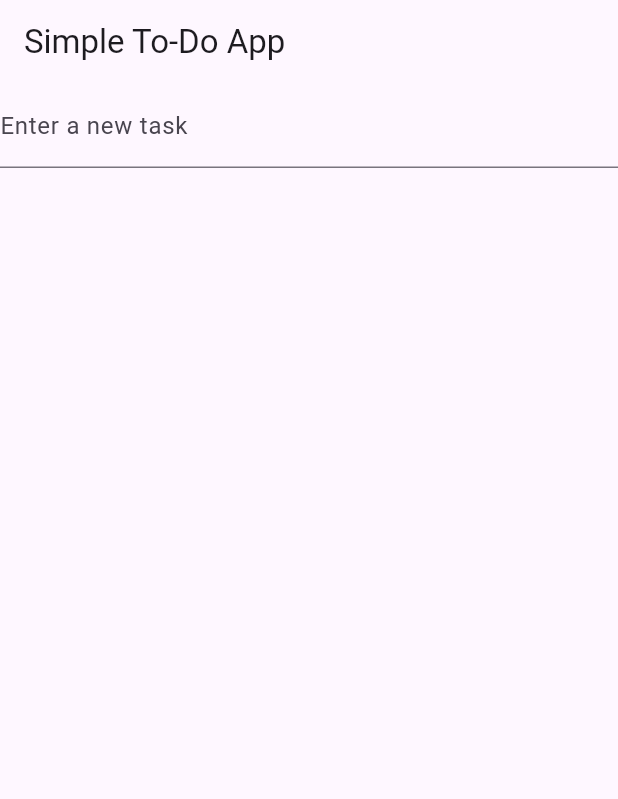
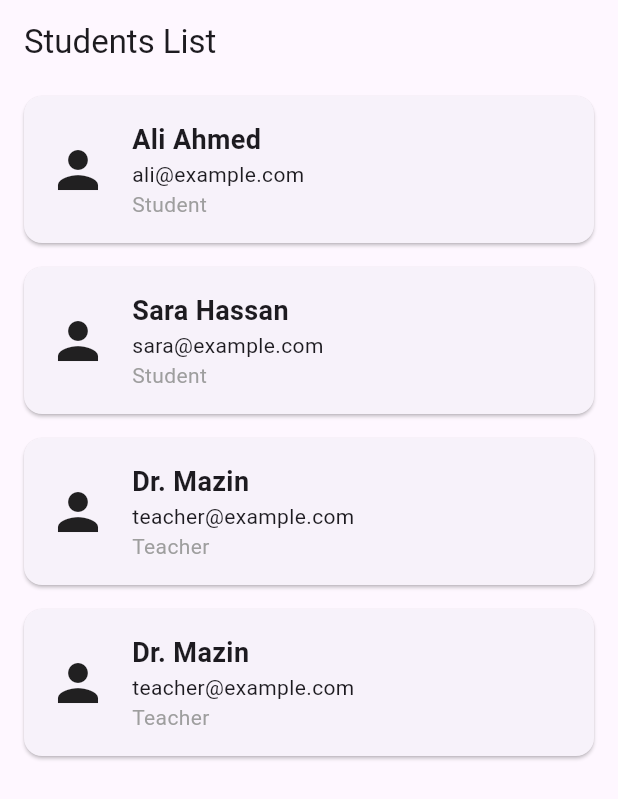
Before and after one commit to malkthere/mad_lesson01_2425, a Flutter app: the screen it shows after launch, on a phone screen of 412 x 824 dp. Shown: the top 799 px of the screen. Run offline on Flutter 3.47's test engine with Material 3 defaults, Android fonts, the phone set to English and light mode, and no system bars.

Commit message:
lesson 04- d-  First Example: Simple Custom Stateless Widget

```diff
--- /dev/null
+++ b/lib/UserInfoCard.dart
@@ -0,0 +1,47 @@
+import 'package:flutter/material.dart';
+
+class UserInfoCard extends StatelessWidget {
+  final String name;
+  final String email;
+  final String role;
+
+  const UserInfoCard({
+    super.key,
+    required this.name,
+    required this.email,
+    required this.role,
+  });
+
+  @override
+  Widget build(BuildContext context) {
+    return Card(
+      margin: const EdgeInsets.symmetric(vertical: 8, horizontal: 16),
+      child: Padding(
+        padding: const EdgeInsets.all(16.0),
+        child: Row(
+          children: [
+            const Icon(Icons.person, size: 40),
+            const SizedBox(width: 16),
+            Column(
+              crossAxisAlignment: CrossAxisAlignment.start,
+              children: [
+                Text(
+                  name,
+                  style: const TextStyle(
+                    fontSize: 18,
+                    fontWeight: FontWeight.bold,
+                  ),
+                ),
+                Text(email),
+                Text(
+                  role,
+                  style: const TextStyle(color: Colors.grey),
+                ),
+              ],
+            ),
+          ],
+        ),
+      ),
+    );
+  }
+}
--- a/lib/main.dart
+++ b/lib/main.dart
@@ -1,63 +1,52 @@
 import 'package:flutter/material.dart';
+import 'UserInfoCard.dart'; // assume it is in a separate file
 
 void main() {
-  runApp(TodoApp());
+  runApp(const MyApp());
 }
 
-class TodoApp extends StatefulWidget {
-  @override
-  _TodoAppState createState() => _TodoAppState();
-}
-
-class _TodoAppState extends State<TodoApp> {
-  final List<String> _todos = [];
-
-  void _addTodoItem(String task) {
-    if (task.isNotEmpty) {
-      setState(() {
-        _todos.add(task);
-      });
-    }
-  }
-
-  void _removeTodoItem(int index) {
-    setState(() {
-      _todos.removeAt(index);
-    });
-  }
+class MyApp extends StatelessWidget {
+  const MyApp({super.key});
 
   @override
   Widget build(BuildContext context) {
     return MaterialApp(
-      home: Scaffold(
-        appBar: AppBar(
-          title: Text('Simple To-Do App'),
-        ),
-        body: Column(
-          children: <Widget>[
-            TextField(
-              onSubmitted: _addTodoItem,
-              decoration: InputDecoration(
-                labelText: 'Enter a new task',
-              ),
-            ),
-            Expanded(
-              child: ListView.builder(
-                itemCount: _todos.length,
-                itemBuilder: (context, index) {
-                  return ListTile(
-                    title: Text(_todos[index]),
-                    //subtitle: Text("$index"),
-                    trailing: IconButton(
-                      icon: Icon(Icons.delete),
-                      onPressed: () => _removeTodoItem(index),
-                    ),
-                  );
-                },
-              ),
-            ),
-          ],
-        ),
+      title: 'Custom Widget Demo',
+      home: const HomeScreen(),
+    );
+  }
+}
+
+class HomeScreen extends StatelessWidget {
+  const HomeScreen({super.key});
+
+  @override
+  Widget build(BuildContext context) {
+    return Scaffold(
+      appBar: AppBar(title: const Text('Students List')),
+      body: ListView(
+        children: const [
+          UserInfoCard(
+            name: 'Ali Ahmed',
+            email: 'ali@example.com',
+            role: 'Student',
+          ),
+          UserInfoCard(
+            name: 'Sara Hassan',
+            email: 'sara@example.com',
+            role: 'Student',
+          ),
+          UserInfoCard(
+            name: 'Dr. Mazin',
+            email: 'teacher@example.com',
+            role: 'Teacher',
+          ),
+          UserInfoCard(
+            name: 'Dr. Mazin',
+            email: 'teacher@example.com',
+            role: 'Teacher',
+          ),
+        ],
       ),
     );
   }
```
